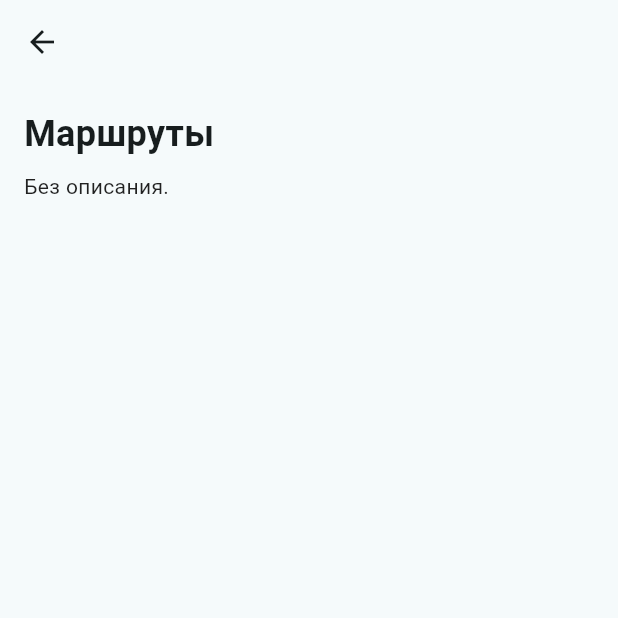
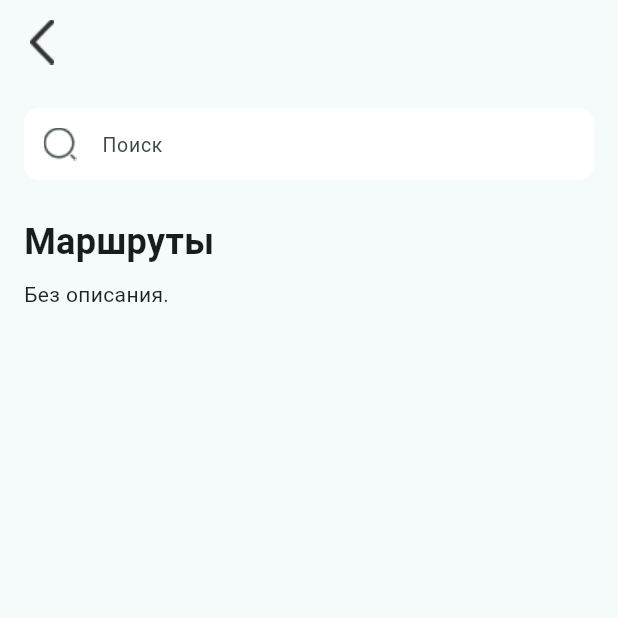
Before and after one commit to DmitrySnTDP/my_mystery_city, a Flutter app: the screen it shows after launch, after a tap on "Маршруты Екатеринбурга", on a phone screen of 412 x 824 dp, the top half of it. Run offline on Flutter 3.47's test engine with Material 3 defaults, Android fonts, the phone set to English and light mode, and no system bars; our stand-ins replace geolocator, sqflite; missing offline and left inert: yandex_maps_mapkit; accounts and stored records are empty.

Commit message:
Добавлен поиск

```diff
--- a/lib/views/categories_page.dart
+++ b/lib/views/categories_page.dart
@@ -31,6 +31,7 @@ class CategoriesPage extends StatelessWidget {
   @override
   Widget build(BuildContext context) {
     return Scaffold(
+      backgroundColor: Colors.white,
       body: SafeArea(
         child: Container(
           color: Color.fromRGBO(247, 245, 242, 1),
@@ -241,10 +242,17 @@ Future<void> getPoints() async {
   }
 }
 
-class CategoryDetailsPage extends StatelessWidget {
+class CategoryDetailsPage extends StatefulWidget {
   final Category category;
 
   const CategoryDetailsPage({super.key, required this.category});
+
+  @override
+  State<CategoryDetailsPage> createState() => _CategoryDetailsPageState();
+}
+
+class _CategoryDetailsPageState extends State<CategoryDetailsPage> {
+  String searchQuery = '';
 
   @override
   Widget build(BuildContext context) {
@@ -254,7 +262,7 @@ class CategoryDetailsPage extends StatelessWidget {
     String title = "";
     String subtitle = "";
 
-    switch (category) {
+    switch (widget.category) {
       case Category.route:
         navTitle = '';
         title = routesText[0];
@@ -286,6 +294,10 @@ class CategoryDetailsPage extends StatelessWidget {
         selectedList = historyMarkers;
         break;
     }
+
+    final filteredList = selectedList.where((marker) {
+      return marker.name.toLowerCase().contains(searchQuery.toLowerCase());
+    }).toList();
 
     List<Widget> getText(MarkerMap marker) {
       final sentenses = marker.description.split(". ");
@@ -412,11 +424,37 @@ class CategoryDetailsPage extends StatelessWidget {
 
     return SafeArea(
       child: Scaffold(
-        appBar: AppBar(title: Text(navTitle)),
+        appBar: AppBar(
+          title: Text(navTitle),
+          leading: IconButton(
+            icon: Image.asset('assets/icons/back.png'),
+            onPressed: () => Navigator.of(context).pop(),
+          ),
+        ),
         body: ListView(
           padding: const EdgeInsets.only(left: 16, right: 16),
           children: [
             const SizedBox(height: 16),
+            TextField(
+                decoration: InputDecoration(
+                  hintText: "Поиск",
+                  hintStyle: TextStyle(fontSize: 13),
+                  filled: true,
+                  fillColor: Colors.white,
+                  prefixIcon: ImageIcon(const AssetImage("assets/icons/search.png")),
+                  border: OutlineInputBorder(
+                    borderRadius: BorderRadius.circular(10),
+                    borderSide: BorderSide.none
+                  ),
+                  contentPadding: const EdgeInsets.symmetric(horizontal: 16),
+                ),
+                onChanged: (value) {
+                  setState(() {
+                    searchQuery = value;
+                  });
+                },
+            ),
+            const SizedBox(height: 24),
             Text(
               title,
               style: TextStyle(fontSize: 24, fontWeight: FontWeight.bold),
@@ -428,7 +466,7 @@ class CategoryDetailsPage extends StatelessWidget {
             ),
             const SizedBox(height: 16),
             ...List.generate(
-              selectedList.length,
+              filteredList.length,
               (index) => Container(
                 margin: EdgeInsets.zero,
                 decoration: BoxDecoration(
@@ -441,7 +479,7 @@ class CategoryDetailsPage extends StatelessWidget {
                 child: Padding(
                   padding: EdgeInsets.only(bottom: 17),
                   child: Column(
-                    children: getText(selectedList[index]),
+                    children: getText(filteredList[index]),
                   ),
                 ),
               ),
```
Also changed, not shown: assets/icons/back.png (added), assets/icons/search.png (added).
